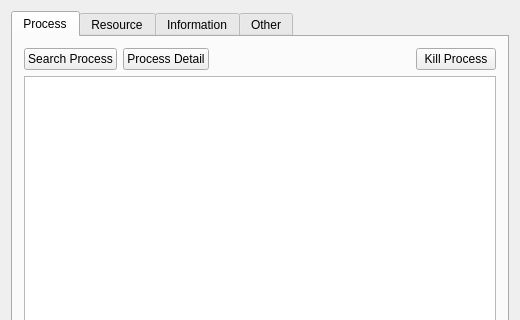
The window that SystemMonitor/MainWindow.ui (Atlas-Shen/OperatingSystemProjects) describes before a commit, drawn with Qt 5; both pictures show x 0 to 520 and y 0 to 320 of the 520 by 660 pixel window.
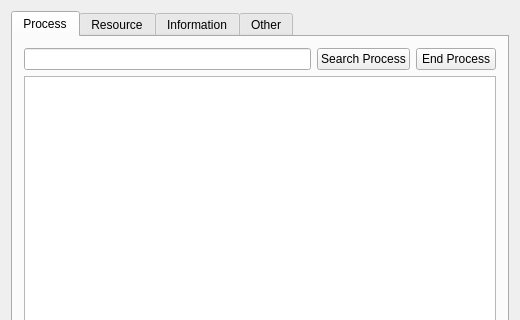
The same window after the commit.

Commit message: 完成了排序，还要写选择、搜索，界面还需调整

The edit to the form file:
```diff
--- a/SystemMonitor/MainWindow.ui
+++ b/SystemMonitor/MainWindow.ui
@@ -39,6 +39,9 @@
        <layout class="QVBoxLayout" name="verticalLayout_9">
         <item>
          <layout class="QHBoxLayout" name="horizontalLayout1_1">
+          <item>
+           <widget class="QLineEdit" name="lineEdit"/>
+          </item>
           <item>
            <widget class="QPushButton" name="searchButton">
             <property name="text">
@@ -46,30 +49,10 @@
             </property>
            </widget>
           </item>
-          <item>
-           <widget class="QPushButton" name="detailButton">
-            <property name="text">
-             <string>Process Detail</string>
-            </property>
-           </widget>
-          </item>
-          <item>
-           <spacer name="horizontalSpacer1_1">
-            <property name="orientation">
-             <enum>Qt::Horizontal</enum>
-            </property>
-            <property name="sizeHint" stdset="0">
-             <size>
-              <width>40</width>
-              <height>20</height>
-             </size>
-            </property>
-           </spacer>
-          </item>
           <item>
            <widget class="QPushButton" name="endButton">
             <property name="text">
-             <string>Kill Process</string>
+             <string>End Process</string>
             </property>
            </widget>
           </item>
```
The commit also changes 5 other files.
